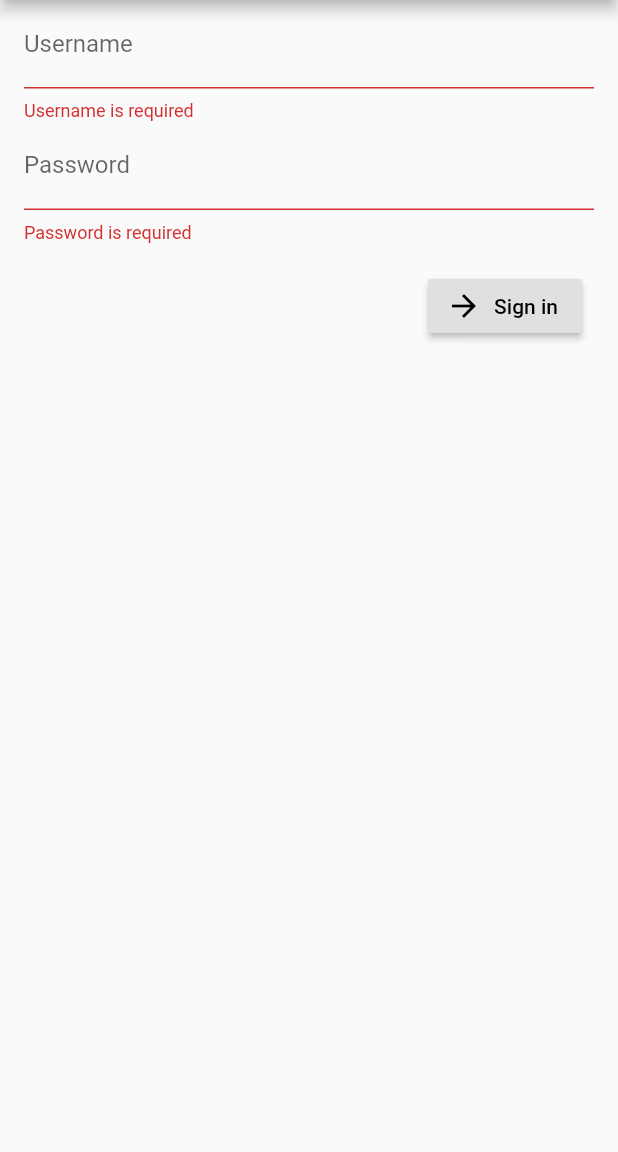
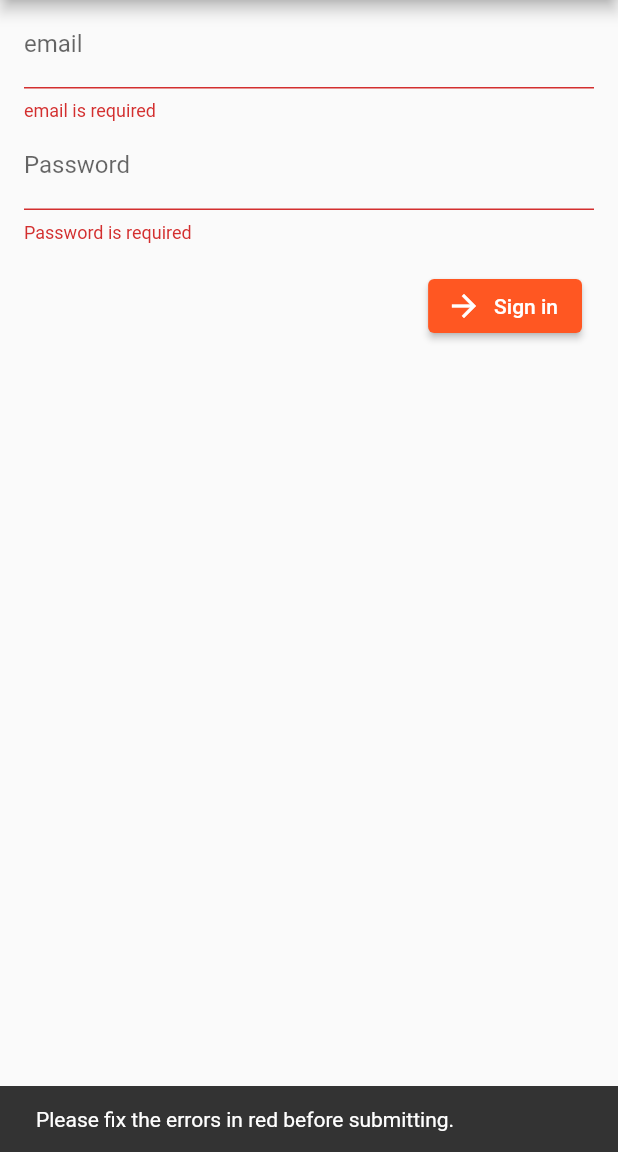
Before and after one commit to ironmask2004/dart_spa_boilerplate_sqlit, a Flutter app: the screen it shows after launch, after a tap on "Sign in", on a phone screen of 412 x 824 dp, the part 84-1236 px from its top. Run offline on Flutter 3.47's test engine with Material 2 defaults, Android fonts, the light colour scheme and no system bars; our stand-ins replace objectid, shared_preferences, shelf, shelf_static; missing offline and left inert: dart:ffi, dart_jsonwebtoken, envify, redis, shelf_router, sqlite3.

Commit message:
login cli

```diff
--- a/spa_flutter_cli/lib/exp_library.dart
+++ b/spa_flutter_cli/lib/exp_library.dart
@@ -13,3 +13,4 @@ export 'api/api.dart';
 export 'package:spa_flutter_cli/screen/landing.dart';
 export 'package:spa_flutter_cli/screen/login.dart';
 export 'package:spa_flutter_cli/screen/home.dart';
+//export 'dart:js';
--- a/spa_flutter_cli/lib/model/api_error.dart
+++ b/spa_flutter_cli/lib/model/api_error.dart
@@ -11,6 +11,7 @@ class ApiError {
   set error(String error) => _error = error;
 
   ApiError.fromJson(Map<String, dynamic> json) {
+   // print(json.toString());
     _error = json['error'];
   }
 
--- a/spa_flutter_cli/lib/model/api_response.dart
+++ b/spa_flutter_cli/lib/model/api_response.dart
@@ -12,4 +12,6 @@ class ApiResponse {
 
   Object get ApiError => _apiError as Object;
   set ApiError(Object error) => _apiError = error;
+
+
 }
--- a/spa_flutter_cli/lib/screen/landing.dart
+++ b/spa_flutter_cli/lib/screen/landing.dart
@@ -1,6 +1,8 @@
 import 'package:spa_flutter_cli/exp_library.dart';
 
 class Landing extends StatefulWidget {
+  const Landing({Key? key}) : super(key: key);
+
   @override
   _LandingState createState() => _LandingState();
 }
--- a/spa_flutter_cli/lib/screen/login.dart
+++ b/spa_flutter_cli/lib/screen/login.dart
@@ -4,9 +4,12 @@ class Login extends StatelessWidget {
   // const Login({Key? key}) : super(key: key);
   final _formKey = GlobalKey<FormState>();
   final GlobalKey<ScaffoldState> _scaffoldkey = new GlobalKey<ScaffoldState>();
+  String _email = "";
+  String _password = "";
 
   @override
   Widget build(BuildContext context) {
+
     return Scaffold(
         key: _scaffoldkey,
         appBar: AppBar(
@@ -28,15 +31,15 @@ class Login extends StatelessWidget {
                       crossAxisAlignment: CrossAxisAlignment.start,
                       children: <Widget>[
                         TextFormField(
-                          key: Key("_username"),
-                          decoration: InputDecoration(labelText: "Username"),
+                          key: Key("_email"),
+                          decoration: const InputDecoration(labelText: "email"),
                           keyboardType: TextInputType.text,
-                       //   onSaved: (String value) {
-                      //      _username = value;
-                       //   },
+                          onSaved: (value) {
+                            _email = value!;
+                          },
                           validator: (value) {
                             if (value!.isEmpty) {
-                              return 'Username is required';
+                              return 'email is required';
                             }
                             return null;
                           },
@@ -44,9 +47,10 @@ class Login extends StatelessWidget {
                         TextFormField(
                           decoration: InputDecoration(labelText: "Password"),
                           obscureText: true,
-                 //         onSaved: (String value) {
-                 //           _password = value;
-                //          },
+                          onSaved: (value) {
+                            _password = value!;
+                            print('saved password:' +_password  );
+                          },
                           validator: (value) {
                             if (value!.isEmpty) {
                               return 'Password is required';
@@ -57,8 +61,11 @@ class Login extends StatelessWidget {
                         const SizedBox(height: 10.0),
                         ButtonBar(
                           children: <Widget>[
-                            RaisedButton.icon(
-                                onPressed: _handleSubmitted,
+                            ElevatedButton.icon(
+                                onPressed: () {
+                                  print("email + password was :" + _email + _password);
+                                   _handleSubmitted(context );
+                                },
                                 icon: Icon(Icons.arrow_forward),
                                 label: Text('Sign in')),
                           ],
@@ -70,21 +77,36 @@ class Login extends StatelessWidget {
           ),
         ));
   }
-  void _handleSubmitted() async {
+
+  void _handleSubmitted(BuildContext context) async {
     final FormState? form = _formKey.currentState;
-    /* if (!form.validate()) {
-      showInSnackBar('Please fix the errors in red before submitting.');
+    if (!form!.validate()) {
+      showInSnackBar(
+          context, 'Please fix the errors in red before submitting.');
     } else {
       form.save();
-      _apiResponse = await authenticateUser(_username, _password);
+      print(" callinf fun email + password was :" + _email + _password);
+      var _apiResponse = await authenticateUser(_email, _password);
       if ((_apiResponse.ApiError as ApiError) == null) {
-        _saveAndRedirectToHome();
+        _saveAndRedirectToHome(context, _apiResponse);
       } else {
-        showInSnackBar((_apiResponse.ApiError as ApiError).error);
+        showInSnackBar(context, (_apiResponse.ApiError as ApiError).error);
       }
     }
-    */
   }
 
+  void _saveAndRedirectToHome(
+      BuildContext context, ApiResponse _apiResponse) async {
+    SharedPreferences prefs = await SharedPreferences.getInstance();
+    final String? _userId = (_apiResponse.Data as User).id;
+    await prefs.setString("userId", _userId!);
+    Navigator.pushNamedAndRemoveUntil(
+        context, '/home', ModalRoute.withName('/home'),
+        arguments: (_apiResponse.Data as User));
+  }
 
+  void showInSnackBar(BuildContext context, String error) {
+    final snackBar = SnackBar(content: Text(error));
+    ScaffoldMessenger.of(context).showSnackBar(snackBar);
+  }
 }
```
Also changed, not shown: spa_flutter_cli/lib/api/api.dart (+66 -7 lines), spa_server/lib/src/router_api/auth_api.dart (+8 -7 lines).
